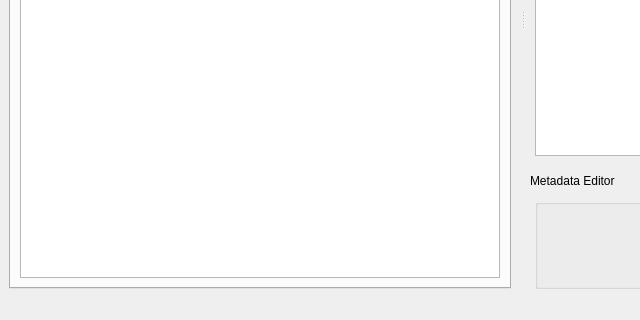
First picture: the form in qtdesigner-ui/main_window.ui, repository alpernebbi/git-annex-metadata-gui, before the edit; both pictures show x 0 to 640 and y 280 to 600 of the 800 by 600 pixel window.
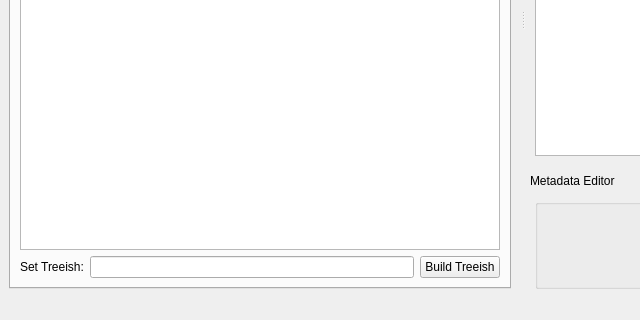
Second picture: the form after the edit. The open tabs and pages were chosen to show the change. Custom widgets are drawn as their Qt base class.

Commit message: Implement setting treeish for tree view

Patch:
```diff
--- a/qtdesigner-ui/main_window.ui
+++ b/qtdesigner-ui/main_window.ui
@@ -97,8 +97,28 @@
        <attribute name="title">
         <string>Work Tree</string>
        </attribute>
-       <layout class="QVBoxLayout" name="verticalLayout_2">
-        <item>
+       <layout class="QGridLayout" name="gridLayout_3">
+        <item row="1" column="0">
+         <widget class="QLabel" name="label_set_treeish">
+          <property name="text">
+           <string>Set Treeish:</string>
+          </property>
+          <property name="buddy">
+           <cstring>edit_set_treeish</cstring>
+          </property>
+         </widget>
+        </item>
+        <item row="1" column="1">
+         <widget class="QLineEdit" name="edit_set_treeish"/>
+        </item>
+        <item row="1" column="2">
+         <widget class="QPushButton" name="button_set_treeish">
+          <property name="text">
+           <string>Build Treeish</string>
+          </property>
+         </widget>
+        </item>
+        <item row="0" column="0" colspan="3">
          <widget class="MetadataTreeView" name="view_head">
           <property name="uniformRowHeights">
            <bool>true</bool>
```
Left out of the diff: 56 changed lines with no effect on the pictures. The commit also changes 2 other files.
